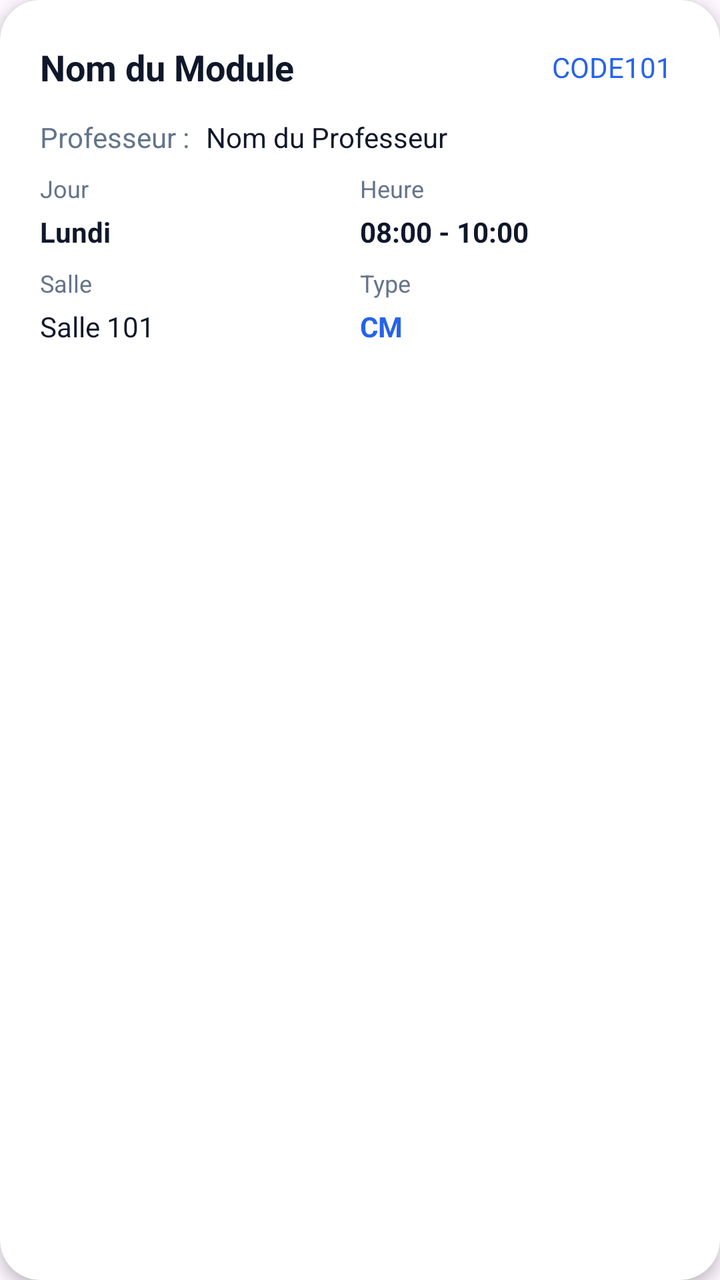
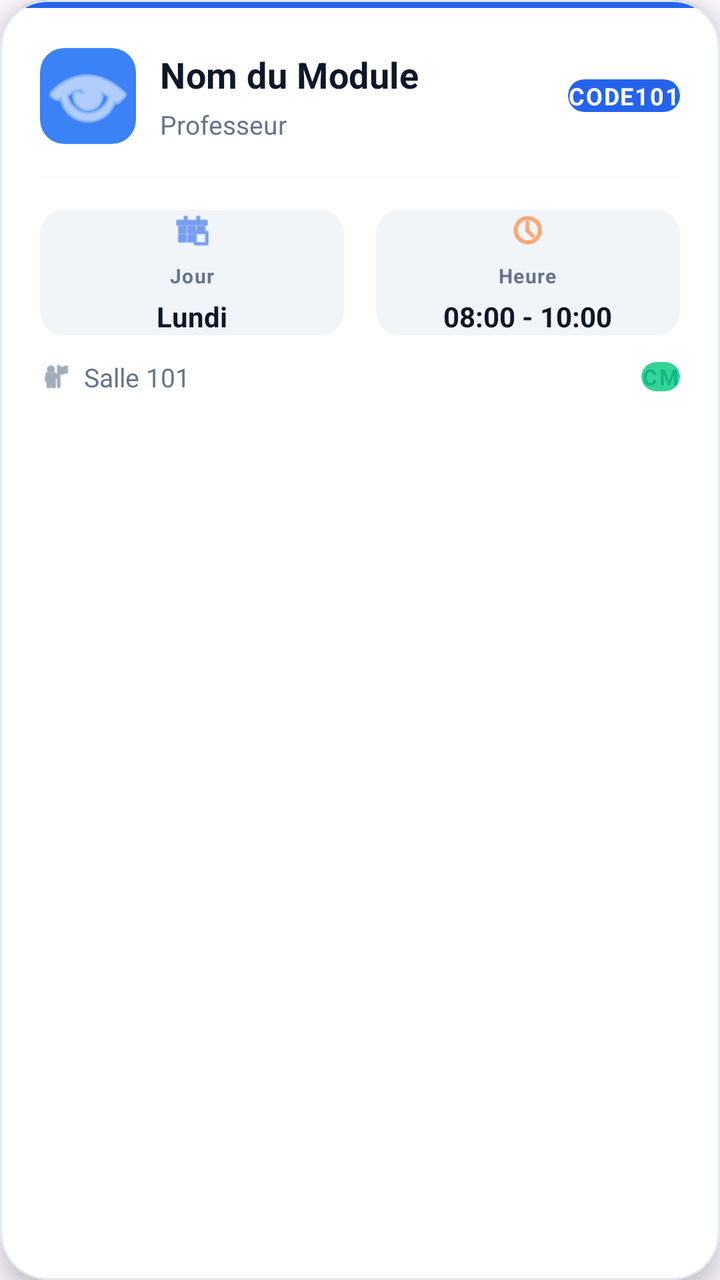

Two renders of the same Android screen: before a commit and after it. Below are the layout's source before the change and the commit's diff.
<!-- AndroidManifest.xml: application theme Theme.GestionbPedagogique -->
<!-- res/layout/item_emploi_temps.xml -->
<?xml version="1.0" encoding="utf-8"?>
<com.google.android.material.card.MaterialCardView xmlns:android="http://schemas.android.com/apk/res/android"
    xmlns:app="http://schemas.android.com/apk/res-auto"
    android:layout_width="match_parent"
    android:layout_height="wrap_content"
    android:layout_marginStart="16dp"
    android:layout_marginEnd="16dp"
    android:layout_marginBottom="16dp"
    app:cardCornerRadius="20dp"
    app:cardElevation="4dp"
    app:cardBackgroundColor="@color/card_background"
    app:strokeWidth="0dp"
    android:clickable="true"
    android:focusable="true"
    android:foreground="?attr/selectableItemBackground">

    <LinearLayout
        android:layout_width="match_parent"
        android:layout_height="wrap_content"
        android:orientation="vertical"
        android:padding="20dp">

        
        <LinearLayout
            android:layout_width="match_parent"
            android:layout_height="wrap_content"
            android:orientation="horizontal"
            android:gravity="center_vertical"
            android:layout_marginBottom="12dp">

            <TextView
                android:id="@+id/module_name_text"
                android:layout_width="0dp"
                android:layout_height="wrap_content"
                android:layout_weight="1"
                android:text="Nom du Module"
                android:textSize="18sp"
                android:textStyle="bold"
                android:textColor="@color/text_primary" />

            <TextView
                android:id="@+id/module_code_text"
                android:layout_width="wrap_content"
                android:layout_height="wrap_content"
                android:text="CODE101"
                android:textSize="14sp"
                android:textColor="@color/primary_blue"
                android:background="@android:color/transparent"
                android:padding="4dp" />
        </LinearLayout>

        
        <LinearLayout
            android:layout_width="match_parent"
            android:layout_height="wrap_content"
            android:orientation="horizontal"
            android:gravity="center_vertical"
            android:layout_marginBottom="8dp">

            <TextView
                android:layout_width="wrap_content"
                android:layout_height="wrap_content"
                android:text="@string/professeur_label"
                android:textSize="14sp"
                android:textColor="@color/text_secondary" />

            <TextView
                android:id="@+id/professeur_name_text"
                android:layout_width="0dp"
                android:layout_height="wrap_content"
                android:layout_weight="1"
                android:text="Nom du Professeur"
                android:textSize="14sp"
                android:textColor="@color/text_primary"
                android:layout_marginStart="8dp" />
        </LinearLayout>

        
        <LinearLayout
            android:layout_width="match_parent"
            android:layout_height="wrap_content"
            android:orientation="horizontal"
            android:layout_marginBottom="8dp">

            <LinearLayout
                android:layout_width="0dp"
                android:layout_height="wrap_content"
                android:layout_weight="1"
                android:orientation="vertical">

                <TextView
                    android:layout_width="wrap_content"
                    android:layout_height="wrap_content"
                    android:text="@string/jour_label"
                    android:textSize="12sp"
                    android:textColor="@color/text_secondary" />

                <TextView
                    android:id="@+id/jour_text"
                    android:layout_width="wrap_content"
                    android:layout_height="wrap_content"
                    android:text="Lundi"
                    android:textSize="14sp"
                    android:textStyle="bold"
                    android:textColor="@color/text_primary"
                    android:layout_marginTop="4dp" />
            </LinearLayout>

            <LinearLayout
                android:layout_width="0dp"
                android:layout_height="wrap_content"
                android:layout_weight="1"
                android:orientation="vertical">

                <TextView
                    android:layout_width="wrap_content"
                    android:layout_height="wrap_content"
                    android:text="@string/heure_label"
                    android:textSize="12sp"
                    android:textColor="@color/text_secondary" />

                <TextView
                    android:id="@+id/heure_text"
                    android:layout_width="wrap_content"
                    android:layout_height="wrap_content"
                    android:text="08:00 - 10:00"
                    android:textSize="14sp"
                    android:textStyle="bold"
                    android:textColor="@color/text_primary"
                    android:layout_marginTop="4dp" />
            </LinearLayout>
        </LinearLayout>

        
        <LinearLayout
            android:layout_width="match_parent"
            android:layout_height="wrap_content"
            android:orientation="horizontal">

            <LinearLayout
                android:layout_width="0dp"
                android:layout_height="wrap_content"
                android:layout_weight="1"
                android:orientation="vertical">

                <TextView
                    android:layout_width="wrap_content"
                    android:layout_height="wrap_content"
                    android:text="@string/salle_label"
                    android:textSize="12sp"
                    android:textColor="@color/text_secondary" />

                <TextView
                    android:id="@+id/salle_text"
                    android:layout_width="wrap_content"
                    android:layout_height="wrap_content"
                    android:text="Salle 101"
                    android:textSize="14sp"
                    android:textColor="@color/text_primary"
                    android:layout_marginTop="4dp" />
            </LinearLayout>

            <LinearLayout
                android:layout_width="0dp"
                android:layout_height="wrap_content"
                android:layout_weight="1"
                android:orientation="vertical">

                <TextView
                    android:layout_width="wrap_content"
                    android:layout_height="wrap_content"
                    android:text="@string/type_cours_label"
                    android:textSize="12sp"
                    android:textColor="@color/text_secondary" />

                <TextView
                    android:id="@+id/type_cours_text"
                    android:layout_width="wrap_content"
                    android:layout_height="wrap_content"
                    android:text="CM"
                    android:textSize="14sp"
                    android:textStyle="bold"
                    android:textColor="@color/primary_blue"
                    android:layout_marginTop="4dp" />
            </LinearLayout>
        </LinearLayout>

    </LinearLayout>

</com.google.android.material.card.MaterialCardView>
<!-- resources referenced by this layout -->
<resources>
  <color name="card_background">#FFFFFF</color>
  <color name="primary_blue">#2563EB</color>
  <color name="text_primary">#0F172A</color>
  <color name="text_secondary">#64748B</color>
  <string name="heure_label">Heure</string>
  <string name="jour_label">Jour</string>
  <string name="professeur_label">Professeur :</string>
  <string name="salle_label">Salle</string>
  <string name="type_cours_label">Type</string>
  <style name="Theme.GestionbPedagogique" parent="Base.Theme.GestionbPedagogique" />
  <style name="Base.Theme.GestionbPedagogique" parent="Theme.Material3.DayNight.NoActionBar">
          
          <item name="colorPrimary">@color/primary_blue</item>
          <item name="colorPrimaryVariant">@color/primary_blue_dark</item>
          <item name="colorOnPrimary">@color/white</item>
          <item name="colorSecondary">@color/accent_orange</item>
          <item name="colorOnSecondary">@color/white</item>
          <item name="android:statusBarColor">@android:color/transparent</item>
          <item name="android:navigationBarColor">@android:color/transparent</item>
          <item name="android:windowLightStatusBar">true</item>
          <item name="android:windowLightNavigationBar">true</item>
      </style>
  <color name="primary_blue_dark">#1E40AF</color>
  <color name="white">#FFFFFFFF</color>
  <color name="accent_orange">#F97316</color>
</resources>

<!-- the commit's change to res/layout/item_emploi_temps.xml (unified diff, before → after) -->
@@ -5,11 +5,12 @@
     android:layout_height="wrap_content"
     android:layout_marginStart="16dp"
     android:layout_marginEnd="16dp"
-    android:layout_marginBottom="16dp"
-    app:cardCornerRadius="20dp"
-    app:cardElevation="4dp"
+    android:layout_marginBottom="12dp"
+    app:cardCornerRadius="24dp"
+    app:cardElevation="8dp"
     app:cardBackgroundColor="@color/card_background"
-    app:strokeWidth="0dp"
+    app:strokeWidth="1dp"
+    app:strokeColor="@color/divider"
     android:clickable="true"
     android:focusable="true"
     android:foreground="?attr/selectableItemBackground">
@@ -18,173 +19,262 @@
         android:layout_width="match_parent"
         android:layout_height="wrap_content"
         android:orientation="vertical"
-        android:padding="20dp">
+        android:padding="0dp">
 
         
+        <View
+            android:layout_width="match_parent"
+            android:layout_height="4dp"
+            android:background="@color/primary_blue" />
+
         <LinearLayout
             android:layout_width="match_parent"
             android:layout_height="wrap_content"
-            android:orientation="horizontal"
-            android:gravity="center_vertical"
-            android:layout_marginBottom="12dp">
-
-            <TextView
-                android:id="@+id/module_name_text"
-                android:layout_width="0dp"
+            android:orientation="vertical"
+            android:padding="20dp">
+
+            
+            <LinearLayout
+                android:layout_width="match_parent"
                 android:layout_height="wrap_content"
-                android:layout_weight="1"
-                android:text="Nom du Module"
-                android:textSize="18sp"
-                android:textStyle="bold"
-                android:textColor="@color/text_primary" />
-
-            <TextView
-                android:id="@+id/module_code_text"
-                android:layout_width="wrap_content"
+                android:orientation="horizontal"
+                android:gravity="center_vertical"
+                android:layout_marginBottom="16dp">
+
+                
+                <com.google.android.material.card.MaterialCardView
+                    android:layout_width="48dp"
+                    android:layout_height="48dp"
+                    android:layout_marginEnd="12dp"
+                    app:cardCornerRadius="12dp"
+                    app:cardElevation="0dp"
+                    app:cardBackgroundColor="@color/primary_blue_light"
+                    app:strokeWidth="0dp"
+                    android:padding="12dp">
+
+                    <ImageView
+                        android:layout_width="match_parent"
+                        android:layout_height="match_parent"
+                        android:src="@android:drawable/ic_menu_view"
+                        app:tint="@color/white" />
+                </com.google.android.material.card.MaterialCardView>
+
+                <LinearLayout
+                    android:layout_width="0dp"
+                    android:layout_height="wrap_content"
+                    android:layout_weight="1"
+                    android:orientation="vertical">
+
+                    <TextView
+                        android:id="@+id/module_name_text"
+                        android:layout_width="wrap_content"
+                        android:layout_height="wrap_content"
+                        android:text="Nom du Module"
+                        android:textSize="18sp"
+                        android:textStyle="bold"
+                        android:textColor="@color/text_primary"
+                        android:letterSpacing="0.01" />
+
+                    <TextView
+                        android:id="@+id/professeur_name_text"
+                        android:layout_width="wrap_content"
+                        android:layout_height="wrap_content"
+                        android:text="Professeur"
+                        android:textSize="13sp"
+                        android:textColor="@color/text_secondary"
+                        android:layout_marginTop="4dp" />
+                </LinearLayout>
+
+                
+                <com.google.android.material.card.MaterialCardView
+                    android:layout_width="wrap_content"
+                    android:layout_height="wrap_content"
+                    app:cardCornerRadius="8dp"
+                    app:cardElevation="0dp"
+                    app:cardBackgroundColor="@color/primary_blue"
+                    app:strokeWidth="0dp"
+                    android:paddingStart="12dp"
+                    android:paddingEnd="12dp"
+                    android:paddingTop="6dp"
+                    android:paddingBottom="6dp">
+
+                    <TextView
+                        android:id="@+id/module_code_text"
+                        android:layout_width="wrap_content"
+                        android:layout_height="wrap_content"
+                        android:text="CODE101"
+                        android:textSize="12sp"
+                        android:textStyle="bold"
+                        android:textColor="@color/white"
+                        android:letterSpacing="0.05" />
+                </com.google.android.material.card.MaterialCardView>
+            </LinearLayout>
+
+            
+            <View
+                android:layout_width="match_parent"
+                android:layout_height="1dp"
+                android:background="@color/divider"
+                android:layout_marginBottom="16dp"
+                android:alpha="0.3" />
+
+            
+            <LinearLayout
+                android:layout_width="match_parent"
                 android:layout_height="wrap_content"
-                android:text="CODE101"
-                android:textSize="14sp"
-                android:textColor="@color/primary_blue"
-                android:background="@android:color/transparent"
-                android:padding="4dp" />
+                android:orientation="horizontal"
+                android:layout_marginBottom="12dp">
+
+                
+                <com.google.android.material.card.MaterialCardView
+                    android:layout_width="0dp"
+                    android:layout_height="wrap_content"
+                    android:layout_weight="1"
+                    android:layout_marginEnd="8dp"
+                    app:cardCornerRadius="12dp"
+                    app:cardElevation="0dp"
+                    app:cardBackgroundColor="@color/background_secondary"
+                    app:strokeWidth="0dp"
+                    android:padding="12dp">
+
+                    <LinearLayout
+                        android:layout_width="match_parent"
+                        android:layout_height="wrap_content"
+                        android:orientation="vertical"
+                        android:gravity="center">
+
+                        <ImageView
+                            android:layout_width="20dp"
+                            android:layout_height="20dp"
+                            android:src="@android:drawable/ic_menu_today"
+                            app:tint="@color/primary_blue"
+                            android:layout_marginBottom="6dp" />
+
+                        <TextView
+                            android:layout_width="wrap_content"
+                            android:layout_height="wrap_content"
+                            android:text="@string/jour_label"
+                            android:textSize="10sp"
+                            android:textColor="@color/text_secondary"
+                            android:textStyle="bold"
+                            android:letterSpacing="0.05" />
+
+                        <TextView
+                            android:id="@+id/jour_text"
+                            android:layout_width="wrap_content"
+                            android:layout_height="wrap_content"
+                            android:text="Lundi"
+                            android:textSize="14sp"
+                            android:textStyle="bold"
+                            android:textColor="@color/text_primary"
+                            android:layout_marginTop="4dp" />
+                    </LinearLayout>
+                </com.google.android.material.card.MaterialCardView>
+
+                
+                <com.google.android.material.card.MaterialCardView
+                    android:layout_width="0dp"
+                    android:layout_height="wrap_content"
+                    android:layout_weight="1"
+                    android:layout_marginStart="8dp"
+                    app:cardCornerRadius="12dp"
+                    app:cardElevation="0dp"
+                    app:cardBackgroundColor="@color/background_secondary"
+                    app:strokeWidth="0dp"
+                    android:padding="12dp">
+
+                    <LinearLayout
+                        android:layout_width="match_parent"
+                        android:layout_height="wrap_content"
+                        android:orientation="vertical"
+                        android:gravity="center">
+
+                        <ImageView
+                            android:layout_width="20dp"
+                            android:layout_height="20dp"
+                            android:src="@android:drawable/ic_menu_recent_history"
+                            app:tint="@color/accent_orange"
+                            android:layout_marginBottom="6dp" />
+
+                        <TextView
+                            android:layout_width="wrap_content"
+                            android:layout_height="wrap_content"
+                            android:text="@string/heure_label"
+                            android:textSize="10sp"
+                            android:textColor="@color/text_secondary"
+                            android:textStyle="bold"
+                            android:letterSpacing="0.05" />
+
+                        <TextView
+                            android:id="@+id/heure_text"
+                            android:layout_width="wrap_content"
+                            android:layout_height="wrap_content"
+                            android:text="08:00 - 10:00"
+                            android:textSize="14sp"
+                            android:textStyle="bold"
+                            android:textColor="@color/text_primary"
+                            android:layout_marginTop="4dp" />
+                    </LinearLayout>
+                </com.google.android.material.card.MaterialCardView>
+            </LinearLayout>
+
+            
+            <LinearLayout
+                android:layout_width="match_parent"
+                android:layout_height="wrap_content"
+                android:orientation="horizontal"
+                android:gravity="center_vertical">
+
+                
+                <LinearLayout
+                    android:layout_width="0dp"
+                    android:layout_height="wrap_content"
+                    android:layout_weight="1"
+                    android:orientation="horizontal"
+                    android:gravity="center_vertical">
+
+                    <ImageView
+                        android:layout_width="16dp"
+                        android:layout_height="16dp"
+                        android:src="@android:drawable/ic_menu_myplaces"
+                        app:tint="@color/text_secondary"
+                        android:layout_marginEnd="6dp" />
+
+                    <TextView
+                        android:id="@+id/salle_text"
+                        android:layout_width="wrap_content"
+                        android:layout_height="wrap_content"
+                        android:text="Salle 101"
+                        android:textSize="13sp"
+                        android:textColor="@color/text_secondary" />
+                </LinearLayout>
+
+                
+                <com.google.android.material.card.MaterialCardView
+                    android:layout_width="wrap_content"
+                    android:layout_height="wrap_content"
+                    app:cardCornerRadius="8dp"
+                    app:cardElevation="0dp"
+                    app:cardBackgroundColor="@color/status_success_light"
+                    app:strokeWidth="0dp"
+                    android:paddingStart="10dp"
+                    android:paddingEnd="10dp"
+                    android:paddingTop="4dp"
+                    android:paddingBottom="4dp">
+
+                    <TextView
+                        android:id="@+id/type_cours_text"
+                        android:layout_width="wrap_content"
+                        android:layout_height="wrap_content"
+                        android:text="CM"
+                        android:textSize="11sp"
+                        android:textStyle="bold"
+                        android:textColor="@color/status_success"
+                        android:letterSpacing="0.1" />
+                </com.google.android.material.card.MaterialCardView>
+            </LinearLayout>
+
         </LinearLayout>
-
-        
-        <LinearLayout
-            android:layout_width="match_parent"
-            android:layout_height="wrap_content"
-            android:orientation="horizontal"
-            android:gravity="center_vertical"
-            android:layout_marginBottom="8dp">
-
-            <TextView
-                android:layout_width="wrap_content"
-                android:layout_height="wrap_content"
-                android:text="@string/professeur_label"
-                android:textSize="14sp"
-                android:textColor="@color/text_secondary" />
-
-            <TextView
-                android:id="@+id/professeur_name_text"
-                android:layout_width="0dp"
-                android:layout_height="wrap_content"
-                android:layout_weight="1"
-                android:text="Nom du Professeur"
-                android:textSize="14sp"
-                android:textColor="@color/text_primary"
-                android:layout_marginStart="8dp" />
-        </LinearLayout>
-
-        
-        <LinearLayout
-            android:layout_width="match_parent"
-            android:layout_height="wrap_content"
-            android:orientation="horizontal"
-            android:layout_marginBottom="8dp">
-
-            <LinearLayout
-                android:layout_width="0dp"
-                android:layout_height="wrap_content"
-                android:layout_weight="1"
-                android:orientation="vertical">
-
-                <TextView
-                    android:layout_width="wrap_content"
-                    android:layout_height="wrap_content"
-                    android:text="@string/jour_label"
-                    android:textSize="12sp"
-                    android:textColor="@color/text_secondary" />
-
-                <TextView
-                    android:id="@+id/jour_text"
-                    android:layout_width="wrap_content"
-                    android:layout_height="wrap_content"
-                    android:text="Lundi"
-                    android:textSize="14sp"
-                    android:textStyle="bold"
-                    android:textColor="@color/text_primary"
-                    android:layout_marginTop="4dp" />
-            </LinearLayout>
-
-            <LinearLayout
-                android:layout_width="0dp"
-                android:layout_height="wrap_content"
-                android:layout_weight="1"
-                android:orientation="vertical">
-
-                <TextView
-                    android:layout_width="wrap_content"
-                    android:layout_height="wrap_content"
-                    android:text="@string/heure_label"
-                    android:textSize="12sp"
-                    android:textColor="@color/text_secondary" />
-
-                <TextView
-                    android:id="@+id/heure_text"
-                    android:layout_width="wrap_content"
-                    android:layout_height="wrap_content"
-                    android:text="08:00 - 10:00"
-                    android:textSize="14sp"
-                    android:textStyle="bold"
-                    android:textColor="@color/text_primary"
-                    android:layout_marginTop="4dp" />
-            </LinearLayout>
-        </LinearLayout>
-
-        
-        <LinearLayout
-            android:layout_width="match_parent"
-            android:layout_height="wrap_content"
-            android:orientation="horizontal">
-
-            <LinearLayout
-                android:layout_width="0dp"
-                android:layout_height="wrap_content"
-                android:layout_weight="1"
-                android:orientation="vertical">
-
-                <TextView
-                    android:layout_width="wrap_content"
-                    android:layout_height="wrap_content"
-                    android:text="@string/salle_label"
-                    android:textSize="12sp"
-                    android:textColor="@color/text_secondary" />
-
-                <TextView
-                    android:id="@+id/salle_text"
-                    android:layout_width="wrap_content"
-                    android:layout_height="wrap_content"
-                    android:text="Salle 101"
-                    android:textSize="14sp"
-                    android:textColor="@color/text_primary"
-                    android:layout_marginTop="4dp" />
-            </LinearLayout>
-
-            <LinearLayout
-                android:layout_width="0dp"
-                android:layout_height="wrap_content"
-                android:layout_weight="1"
-                android:orientation="vertical">
-
-                <TextView
-                    android:layout_width="wrap_content"
-                    android:layout_height="wrap_content"
-                    android:text="@string/type_cours_label"
-                    android:textSize="12sp"
-                    android:textColor="@color/text_secondary" />
-
-                <TextView
-                    android:id="@+id/type_cours_text"
-                    android:layout_width="wrap_content"
-                    android:layout_height="wrap_content"
-                    android:text="CM"
-                    android:textSize="14sp"
-                    android:textStyle="bold"
-                    android:textColor="@color/primary_blue"
-                    android:layout_marginTop="4dp" />
-            </LinearLayout>
-        </LinearLayout>
-
     </LinearLayout>
 
 </com.google.android.material.card.MaterialCardView>
<!-- resource entries referenced after the edit -->
@@ -1,14 +1,15 @@
 <!-- resources referenced by this layout -->
 <resources>
   <color name="card_background">#FFFFFF</color>
+  <color name="divider">#E2E8F0</color>
   <color name="primary_blue">#2563EB</color>
+  <color name="primary_blue_light">#3B82F6</color>
+  <color name="status_success">#10B981</color>
+  <color name="status_success_light">#34D399</color>
   <color name="text_primary">#0F172A</color>
   <color name="text_secondary">#64748B</color>
   <string name="heure_label">Heure</string>
   <string name="jour_label">Jour</string>
-  <string name="professeur_label">Professeur :</string>
-  <string name="salle_label">Salle</string>
-  <string name="type_cours_label">Type</string>
   <style name="Theme.GestionbPedagogique" parent="Base.Theme.GestionbPedagogique" />
   <style name="Base.Theme.GestionbPedagogique" parent="Theme.Material3.DayNight.NoActionBar">
           
@@ -25,5 +26,6 @@
   <color name="primary_blue_dark">#1E40AF</color>
   <color name="white">#FFFFFFFF</color>
   <color name="accent_orange">#F97316</color>
+  <color name="background_secondary">#F1F5F9</color>
 </resources>
 
